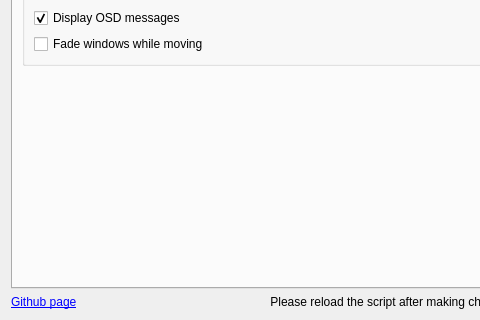
This is src/contents/ui/config.ui in amb/kfancyzones as Qt 5 draws it before an edit; both pictures show x 0 to 480 and y 480 to 800 of the 600 by 800 pixel window. The edited form follows.
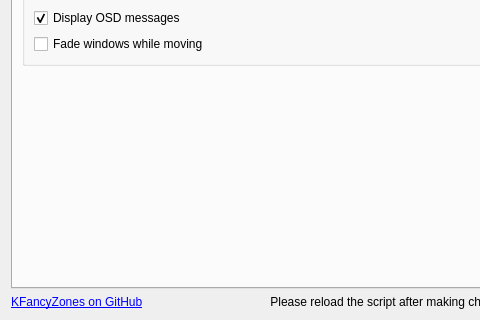
This is the edited form. Icons and pictures are not drawn.

Commit message: feat: prepare KFancyZones experimental MVP for public use

The edit to the form file:
```diff
--- a/src/contents/ui/config.ui
+++ b/src/contents/ui/config.ui
@@ -626,7 +626,7 @@
         <string>https://github.com/gerritdevriese/kzones</string>
        </property>
        <property name="text">
-        <string>&lt;a href=&quot;https://github.com/gerritdevriese/kzones&quot;&gt;Github page&lt;/a&gt;</string>
+        <string>&lt;a href=&quot;https://github.com/amb/kfancyzones&quot;&gt;KFancyZones on GitHub&lt;/a&gt;</string>
        </property>
        <property name="margin">
         <number>8</number>
```
Left out of the diff: 6 changed lines with no effect on the pictures. The commit also changes 21 other files.
